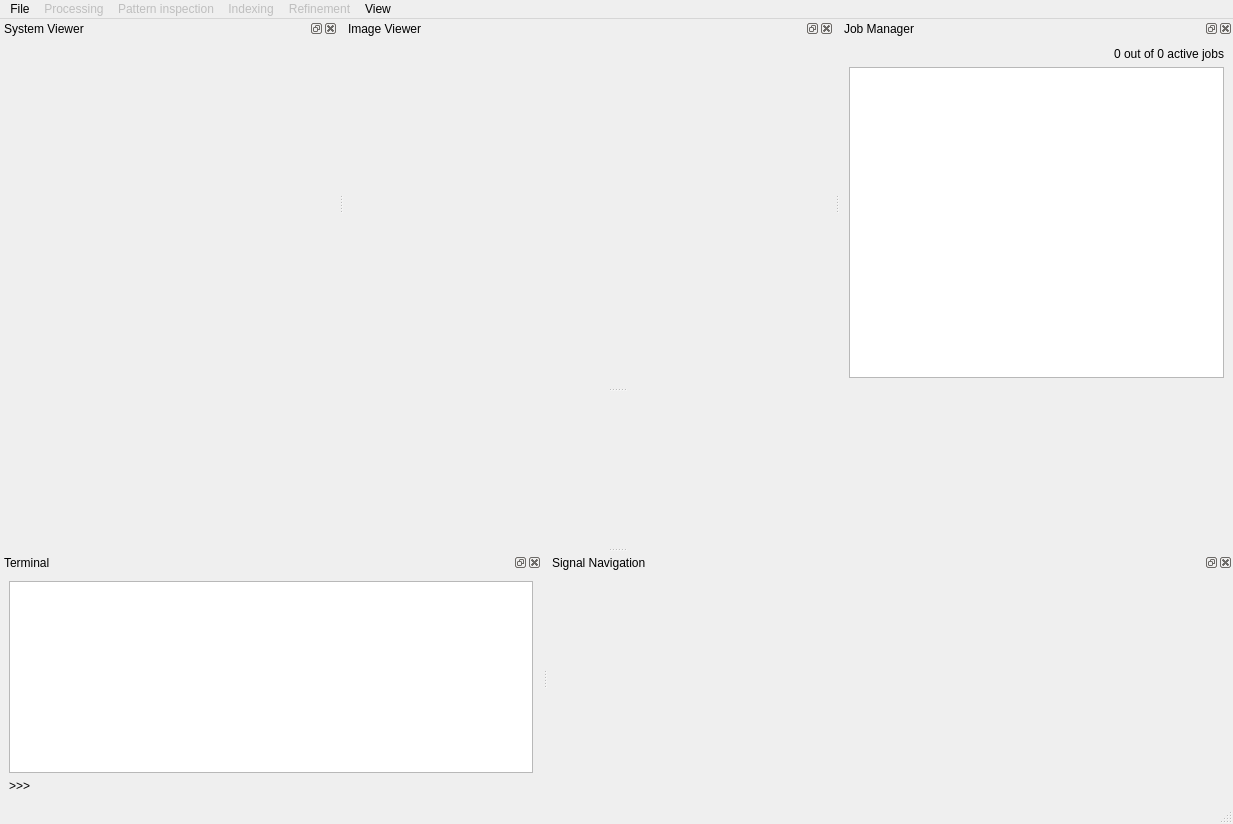
The window that ui/main_window.ui (EBSP-Indexer/EBSP-Indexer) describes before a commit, drawn with Qt 5.
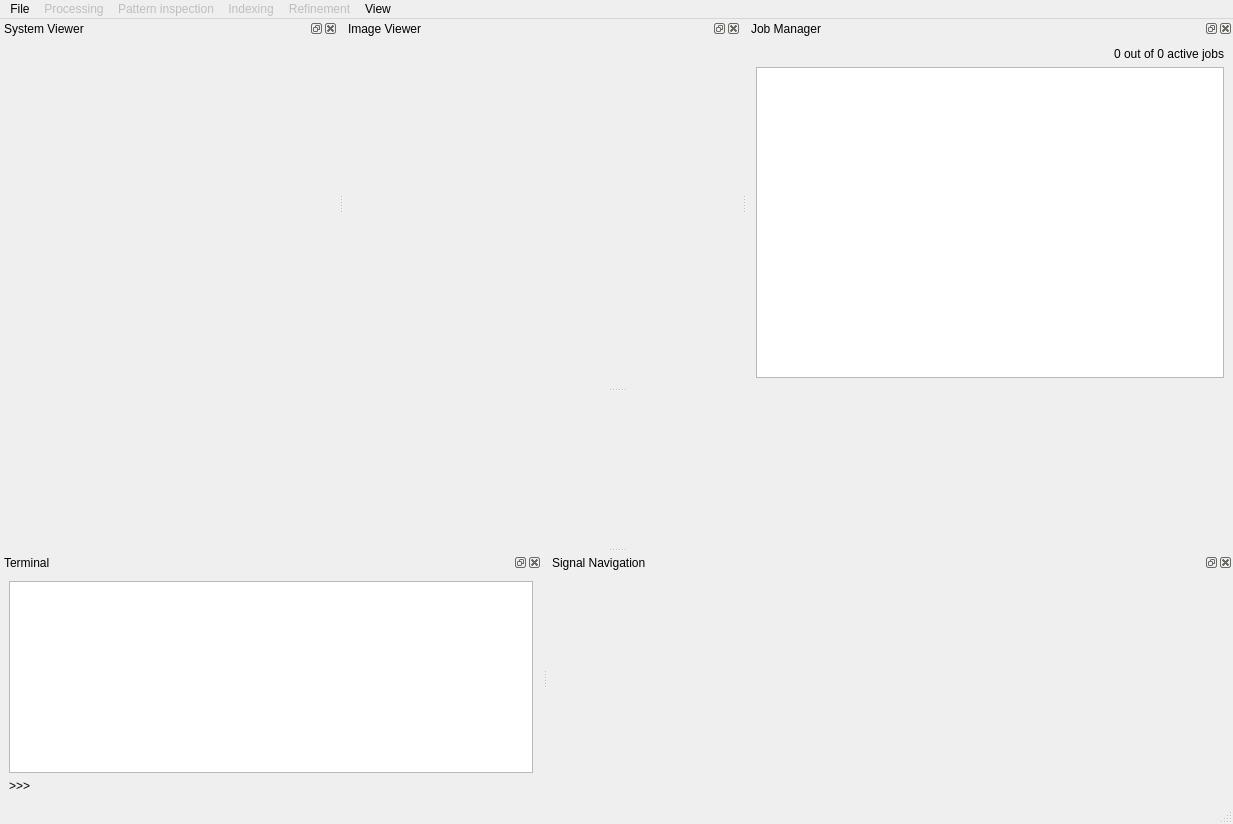
The same window after the commit. Icons and pictures are not drawn. Custom widgets are drawn as their Qt base class.

```diff
--- a/ui/main_window.ui
+++ b/ui/main_window.ui
@@ -273,6 +273,12 @@
     <layout class="QGridLayout" name="gridLayout_3">
      <item row="1" column="0">
       <widget class="QListWidget" name="jobList">
+       <property name="minimumSize">
+        <size>
+         <width>400</width>
+         <height>0</height>
+        </size>
+       </property>
        <property name="selectionMode">
         <enum>QAbstractItemView::NoSelection</enum>
        </property>
```
Left out of the diff: 2 changed lines with no effect on the pictures.
